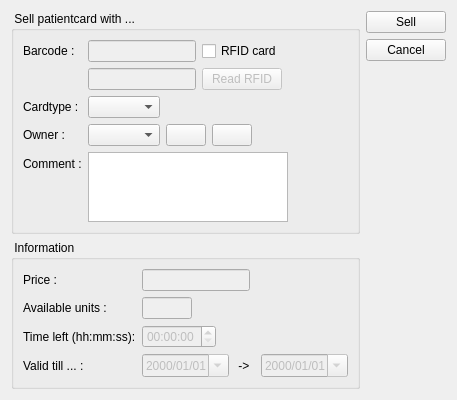
The window that client/dlgpatientcardsell.ui (tbikfalvi/Belenus) describes before a commit, drawn with Qt 5.
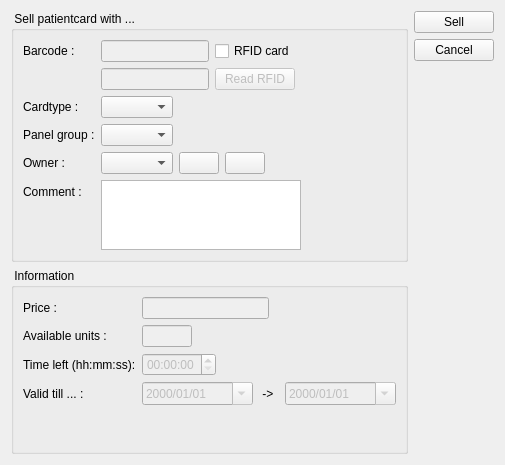
The same window after the commit.

What changed in the file:
```diff
--- a/client/dlgpatientcardsell.ui
+++ b/client/dlgpatientcardsell.ui
@@ -6,8 +6,8 @@
    <rect>
     <x>0</x>
     <y>0</y>
-    <width>431</width>
-    <height>353</height>
+    <width>505</width>
+    <height>465</height>
    </rect>
   </property>
   <property name="windowTitle">
@@ -131,13 +131,40 @@
          </layout>
         </item>
         <item row="3" column="0">
+         <widget class="QLabel" name="lblPanelGroups">
+          <property name="text">
+           <string>Panel group :</string>
+          </property>
+         </widget>
+        </item>
+        <item row="3" column="1">
+         <layout class="QHBoxLayout" name="horizontalLayout_10">
+          <item>
+           <widget class="QComboBox" name="cmbPanelGroup"/>
+          </item>
+          <item>
+           <spacer name="horizontalSpacer_8">
+            <property name="orientation">
+             <enum>Qt::Horizontal</enum>
+            </property>
+            <property name="sizeHint" stdset="0">
+             <size>
+              <width>40</width>
+              <height>20</height>
+             </size>
+            </property>
+           </spacer>
+          </item>
+         </layout>
+        </item>
+        <item row="4" column="0">
          <widget class="QLabel" name="lblPatient">
           <property name="text">
            <string>Owner :</string>
           </property>
          </widget>
         </item>
-        <item row="3" column="1">
+        <item row="4" column="1">
          <layout class="QHBoxLayout" name="horizontalLayout">
           <item>
            <widget class="QComboBox" name="cmbPatient"/>
@@ -171,14 +198,14 @@
           </item>
          </layout>
         </item>
-        <item row="4" column="0">
+        <item row="5" column="0">
          <widget class="QLabel" name="lblComment">
           <property name="text">
            <string>Comment :</string>
           </property>
          </widget>
         </item>
-        <item row="4" column="1">
+        <item row="5" column="1">
          <widget class="QPlainTextEdit" name="pteComment">
           <property name="sizePolicy">
            <sizepolicy hsizetype="Fixed" vsizetype="Fixed">
```
Left out of the diff: 4 changed lines with no effect on the pictures.
